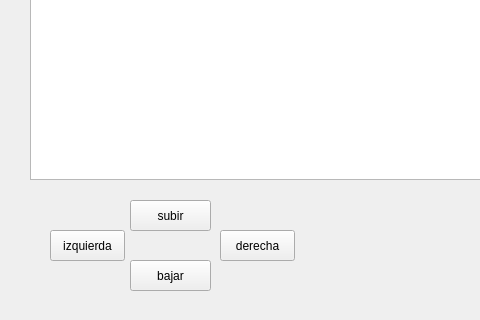
Before: the Qt Designer form solucionParcial/mainwindow.ui in Julian-guillermo-zapata-rugeles/parcial-3, drawn with Qt 5; both pictures show x 0 to 480 and y 380 to 700 of the 1300 by 700 pixel window.
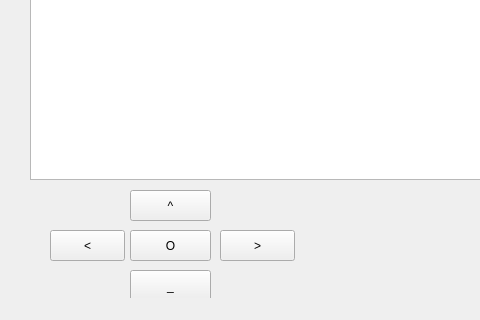
After: the same form once the commit is applied.

Commit message: creé la vinculación con los botones del ui, a través de estos métodos pienso mover el cañon y cambiar la ubicación de este

What changed in the file:
```diff
--- a/solucionParcial/mainwindow.ui
+++ b/solucionParcial/mainwindow.ui
@@ -28,26 +28,26 @@
     <property name="geometry">
      <rect>
       <x>130</x>
-      <y>580</y>
+      <y>570</y>
       <width>81</width>
       <height>31</height>
      </rect>
     </property>
     <property name="text">
-     <string>subir</string>
+     <string>^</string>
     </property>
    </widget>
    <widget class="QPushButton" name="btn_bajar">
     <property name="geometry">
      <rect>
       <x>130</x>
-      <y>640</y>
+      <y>650</y>
       <width>81</width>
       <height>31</height>
      </rect>
     </property>
     <property name="text">
-     <string>bajar</string>
+     <string>_</string>
     </property>
    </widget>
    <widget class="QPushButton" name="btn_derecha">
@@ -60,7 +60,7 @@
      </rect>
     </property>
     <property name="text">
-     <string>derecha</string>
+     <string>&gt;</string>
     </property>
    </widget>
    <widget class="QPushButton" name="btn_izquierda">
@@ -73,7 +73,20 @@
      </rect>
     </property>
     <property name="text">
-     <string>izquierda</string>
+     <string>&lt;</string>
+    </property>
+   </widget>
+   <widget class="QPushButton" name="btn_derecha_2">
+    <property name="geometry">
+     <rect>
+      <x>130</x>
+      <y>610</y>
+      <width>81</width>
+      <height>31</height>
+     </rect>
+    </property>
+    <property name="text">
+     <string>O</string>
     </property>
    </widget>
   </widget>
```
The commit also changes 2 other files.
